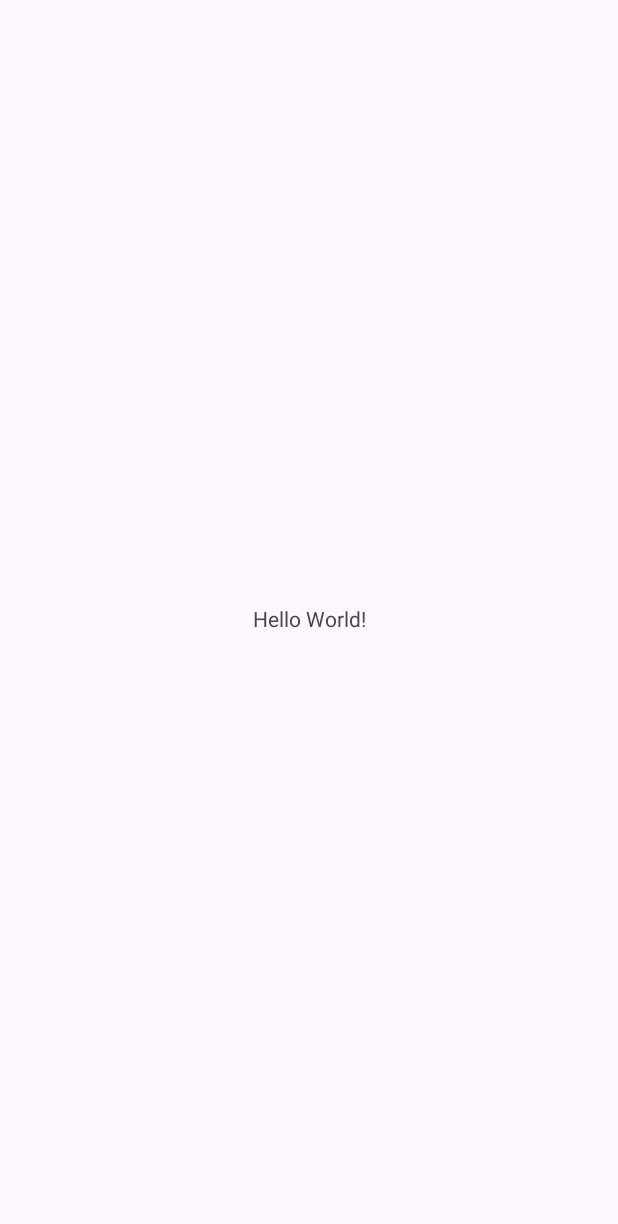
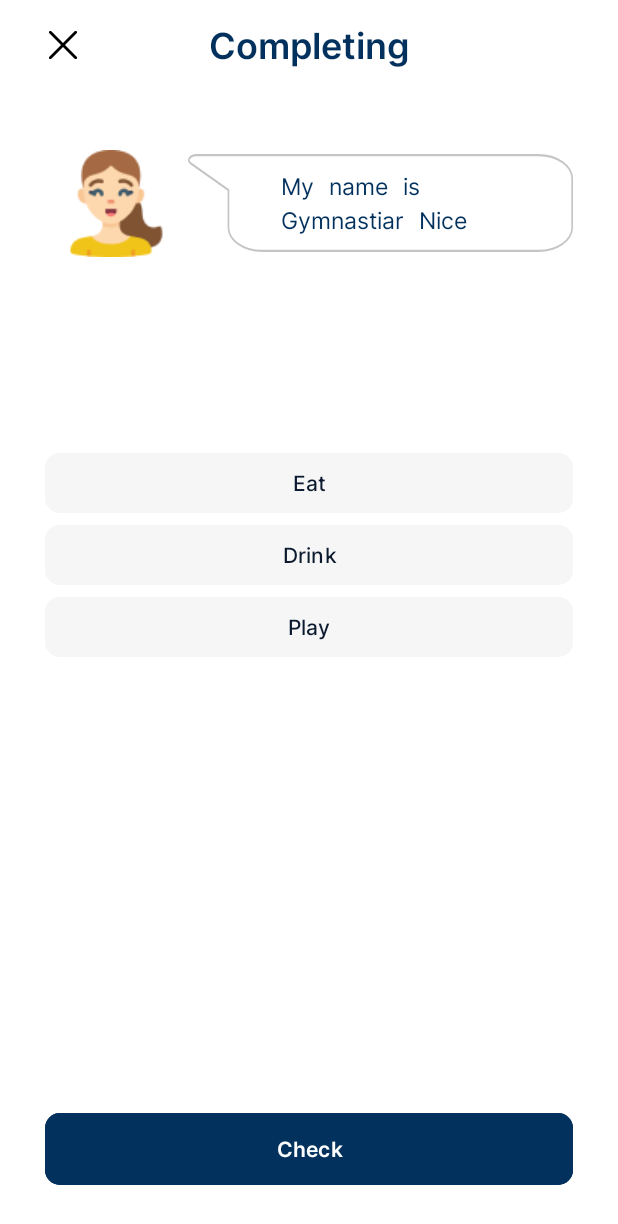
Before and after one commit to GymnastiarR/Mr.Gupazz, an Android app: the screen it shows after launch (MainActivity before the commit, CompletingActivity after it), on a phone screen of 412 x 824 dp. Before the commit the part shown is almost empty. Shown: the top 1224 px of the screen. Run offline under Robolectric (Android 15) with nearby library versions, the phone set to English and light mode, and no system bars; our stand-ins replace FlexboxLayout.

Commit message:
feat/completing

```diff
--- a/app/build.gradle.kts
+++ b/app/build.gradle.kts
@@ -39,4 +39,5 @@ dependencies {
     testImplementation("junit:junit:4.13.2")
     androidTestImplementation("androidx.test.ext:junit:1.1.5")
     androidTestImplementation("androidx.test.espresso:espresso-core:3.5.1")
+    implementation ("com.google.android.flexbox:flexbox:3.0.0")
 }
--- a/app/src/main/AndroidManifest.xml
+++ b/app/src/main/AndroidManifest.xml
@@ -13,6 +13,9 @@
         android:theme="@style/Theme.MrGupazz"
         tools:targetApi="31">
         <activity
+            android:name=".CompletingActivity"
+            android:exported="false" />
+        <activity
             android:name=".WritingActivity"
             android:exported="false" />
         <activity
--- /dev/null
+++ b/app/src/main/java/com/example/mrgupazz/CompletingActivity.java
@@ -0,0 +1,14 @@
+package com.example.mrgupazz;
+
+import androidx.appcompat.app.AppCompatActivity;
+
+import android.os.Bundle;
+
+public class CompletingActivity extends AppCompatActivity {
+
+    @Override
+    protected void onCreate(Bundle savedInstanceState) {
+        super.onCreate(savedInstanceState);
+        setContentView(R.layout.activity_completing);
+    }
+}
--- a/app/src/main/java/com/example/mrgupazz/MainActivity.java
+++ b/app/src/main/java/com/example/mrgupazz/MainActivity.java
@@ -1,6 +1,8 @@
 package com.example.mrgupazz;
 
 import androidx.appcompat.app.AppCompatActivity;
+
+import android.content.Intent;
 import android.os.Bundle;
 
 public class MainActivity extends AppCompatActivity {
@@ -9,5 +11,8 @@ public class MainActivity extends AppCompatActivity {
     protected void onCreate(Bundle savedInstanceState) {
         super.onCreate(savedInstanceState);
         setContentView(R.layout.activity_main);
+
+        Intent intent = new Intent(MainActivity.this, CompletingActivity.class);
+        startActivity(intent);
     }
 }
--- /dev/null
+++ b/app/src/main/res/drawable/bg_bubble_message.xml
@@ -0,0 +1,11 @@
+<vector xmlns:android="http://schemas.android.com/apk/res/android"
+    android:width="232dp"
+    android:height="46dp"
+    android:viewportWidth="232"
+    android:viewportHeight="46">
+  <path
+      android:strokeWidth="1"
+      android:pathData="M24.37,17.25V16.95L24.11,16.81L1.78,4.47C1.02,4.05 0.67,3.61 0.55,3.23C0.44,2.86 0.51,2.47 0.81,2.07C1.42,1.25 2.98,0.5 5.21,0.5H211.19C216.87,0.5 221.98,1.77 225.66,3.81C229.36,5.85 231.5,8.59 231.5,11.5V34.5C231.5,37.41 229.36,40.15 225.66,42.19C221.98,44.23 216.87,45.5 211.19,45.5H44.68C39.01,45.5 33.89,44.23 30.21,42.19C26.51,40.15 24.37,37.41 24.37,34.5V17.25Z"
+      android:fillColor="#ffffff"
+      android:strokeColor="#C5C5C5"/>
+</vector>
--- /dev/null
+++ b/app/src/main/res/layout/activity_completing.xml
@@ -0,0 +1,139 @@
+<ScrollView xmlns:android="http://schemas.android.com/apk/res/android"
+    xmlns:app="http://schemas.android.com/apk/res-auto"
+    xmlns:tools="http://schemas.android.com/tools"
+    android:layout_width="match_parent"
+    android:layout_height="match_parent"
+    tools:context=".WritingActivity"
+    android:fillViewport="true"
+    android:background="@color/primary_white">
+    <LinearLayout
+        android:layout_width="match_parent"
+        android:layout_height="wrap_content"
+        android:orientation="vertical">
+        <androidx.constraintlayout.widget.ConstraintLayout
+            android:layout_width="match_parent"
+            android:layout_height="60dp"
+            android:paddingHorizontal="20dp">
+            <TextView
+                android:layout_width="wrap_content"
+                android:layout_height="wrap_content"
+                android:text="@string/completing"
+                app:layout_constraintTop_toTopOf="parent"
+                app:layout_constraintBottom_toBottomOf="parent"
+                app:layout_constraintRight_toRightOf="parent"
+                app:layout_constraintLeft_toLeftOf="parent"
+                style="@style/Text.SemiBold.24sp"
+                />
+            <ImageButton
+                android:layout_width="wrap_content"
+                android:layout_height="wrap_content"
+                android:src="@drawable/ic_cross"
+                app:layout_constraintTop_toTopOf="parent"
+                android:backgroundTint="@color/primary_white"
+                app:layout_constraintBottom_toBottomOf="parent"/>
+        </androidx.constraintlayout.widget.ConstraintLayout>
+        <LinearLayout
+            android:layout_width="match_parent"
+            android:layout_height="match_parent"
+            android:padding="30dp"
+            android:orientation="vertical">
+            <LinearLayout
+                android:layout_width="match_parent"
+                android:layout_height="wrap_content"
+                android:orientation="horizontal"
+                android:gravity="center">
+                <ImageButton
+                    android:layout_width="wrap_content"
+                    android:layout_height="wrap_content"
+                    android:src="@drawable/ic_exercise_2"
+                    android:backgroundTint="@color/primary_white"/>
+                <com.google.android.flexbox.FlexboxLayout
+                    android:layout_width="match_parent"
+                    android:layout_height="wrap_content"
+                    android:paddingVertical="10dp"
+                    android:paddingLeft="62dp"
+                    android:paddingRight="10dp"
+                    android:background="@drawable/bg_bubble_message"
+                    app:flexWrap="wrap">
+                    <TextView
+                        android:layout_gravity="center_vertical"
+                        android:layout_height="wrap_content"
+                        android:layout_width="wrap_content"
+                        android:layout_marginRight="10dp"
+                        android:text="My"
+                        style="@style/Text.Regular.15sp"/>
+                    <TextView
+                        android:layout_gravity="center_vertical"
+                        android:layout_height="wrap_content"
+                        android:layout_width="wrap_content"
+                        android:layout_marginRight="10dp"
+                        android:text="name"
+                        style="@style/Text.Regular.15sp"/>
+
+                    <TextView
+                        android:layout_gravity="center_vertical"
+                        android:layout_height="wrap_content"
+                        android:layout_width="wrap_content"
+                        android:layout_marginRight="10dp"
+                        android:text="is"
+                        style="@style/Text.Regular.15sp"/>
+
+                    <TextView
+                        android:layout_gravity="center_vertical"
+                        android:layout_height="wrap_content"
+                        android:layout_width="wrap_content"
+                        android:layout_marginRight="10dp"
+                        android:text="Gymnastiar"
+                        style="@style/Text.Regular.15sp"/>
+
+                    <TextView
+                        android:layout_gravity="center_vertical"
+                        android:layout_height="wrap_content"
+                        android:layout_width="wrap_content"
+                        android:layout_marginRight="10dp"
+                        android:text="Nice"
+                        style="@style/Text.Regular.15sp"/>
+                </com.google.android.flexbox.FlexboxLayout>
+            </LinearLayout>
+            <LinearLayout
+                android:layout_width="match_parent"
+                android:layout_height="wrap_content"
+                android:orientation="vertical"
+                android:gravity="center"
+                android:layout_weight="1">
+                <com.google.android.material.button.MaterialButton
+                    android:layout_width="match_parent"
+                    android:layout_height="wrap_content"
+                    style="@style/LongButton"
+                    app:cornerRadius="10dp"
+                    android:text="Eat"/>
+                <com.google.android.material.button.MaterialButton
+                    style="@style/LongButton"
+                    app:cornerRadius="10dp"
+                    android:layout_width="match_parent"
+                    android:layout_height="wrap_content"
+                    android:text="Drink"/>
+                <com.google.android.material.button.MaterialButton
+                    style="@style/LongButton"
+                    app:cornerRadius="10dp"
+                    android:layout_width="match_parent"
+                    android:layout_height="wrap_content"
+                    android:text="Play"/>
+            </LinearLayout>
+            <LinearLayout
+                android:layout_width="match_parent"
+                android:layout_height="0dip"
+                android:layout_weight="1"
+                android:gravity="center|bottom"
+                android:orientation="vertical"
+                app:layout_constraintBottom_toBottomOf="parent">
+                <com.google.android.material.button.MaterialButton
+                    android:layout_width="match_parent"
+                    android:layout_height="56dp"
+                    android:text="Check"
+                    app:cornerRadius="10dp"
+                    style="@style/MediumButton.Blue"/>
+            </LinearLayout>
+        </LinearLayout>
+    </LinearLayout>
+</ScrollView>
--- a/app/src/main/res/layout/activity_writing.xml
+++ b/app/src/main/res/layout/activity_writing.xml
@@ -7,7 +7,6 @@
     tools:context=".WritingActivity"
     android:fillViewport="true"
     android:background="@color/primary_white">
-
     <LinearLayout
         android:layout_width="match_parent"
         android:layout_height="wrap_content"
--- a/app/src/main/res/values/strings.xml
+++ b/app/src/main/res/values/strings.xml
@@ -4,4 +4,5 @@
     <string name="menu_learning">Learning</string>
     <string name="menu_ai_assistant">AI Assistant</string>
     <string name="menu_profile">Profile</string>
+    <string name="completing">Completing</string>
 </resources>
```
Also changed, not shown: app/src/main/res/drawable/ic_exercise_2.png (added).
